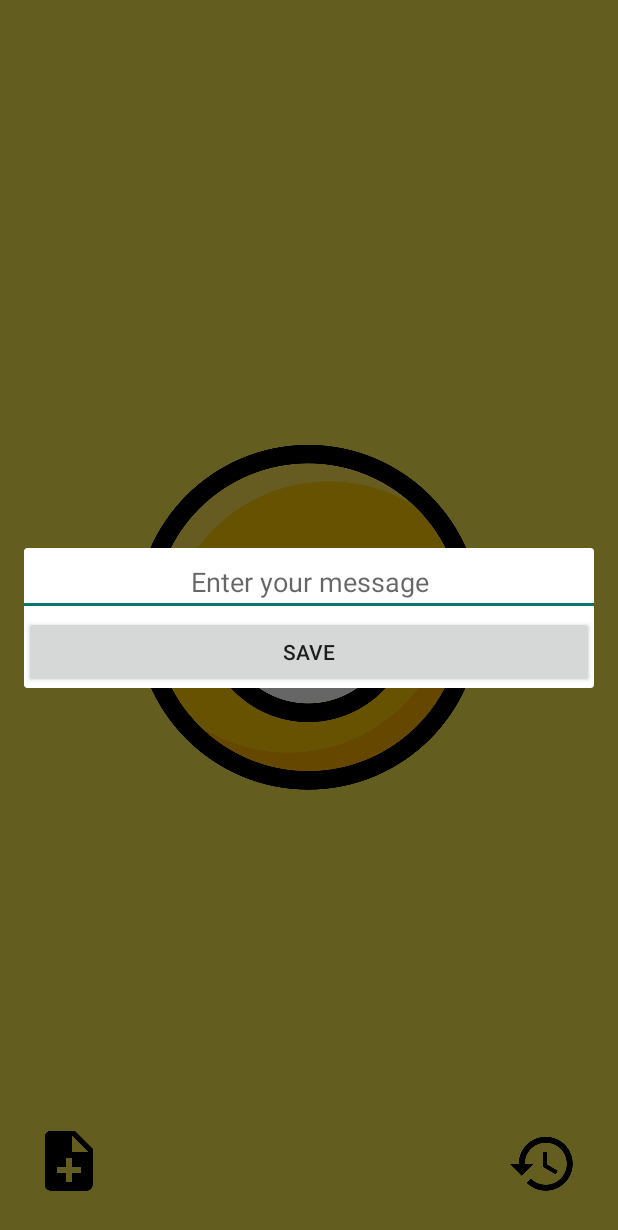
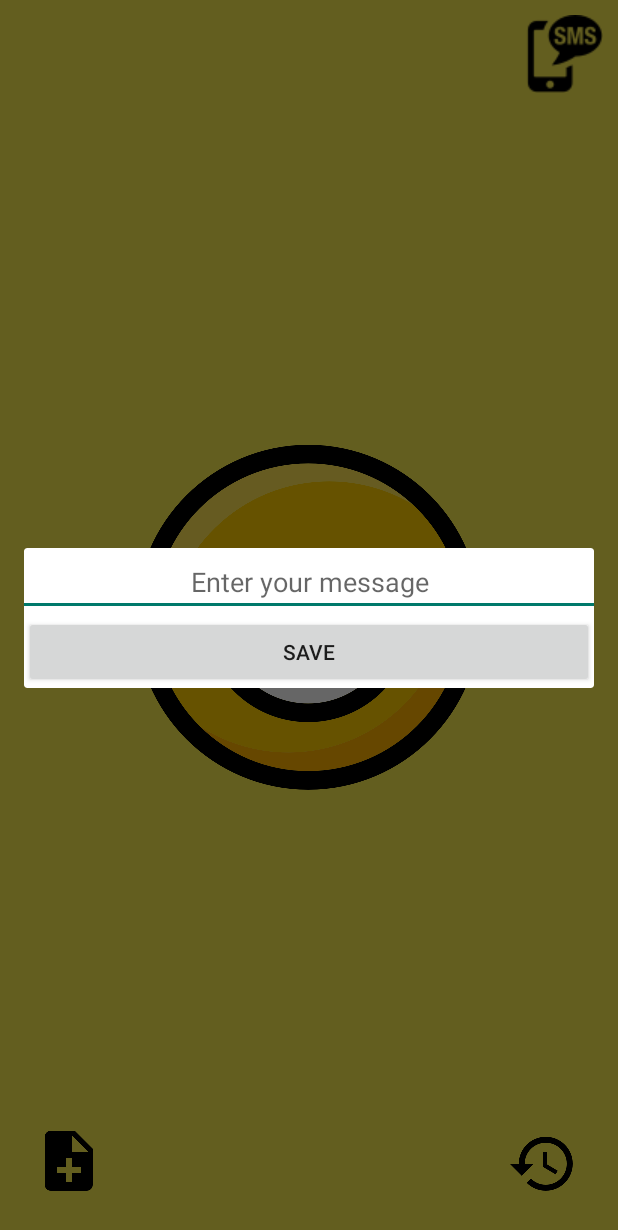
Before and after one commit to sdoublet/MoodTracker, an Android app: the screen it shows after launch (MainActivity), after a tap on an icon or button, on a phone screen of 412 x 824 dp. Shown: the top 1230 px of the screen. Run offline under Robolectric (Android 15) with nearby library versions, the phone set to English and light mode, and no system bars.

Commit message:
add sms dialogfragment and smsmanager in activity and modify manifest

```diff
--- a/app/src/main/res/layout/activity_main.xml
+++ b/app/src/main/res/layout/activity_main.xml
@@ -34,4 +34,14 @@
         android:layout_margin="10dp"
         android:onClick="comment"
         tools:ignore="ContentDescription" />
+
+    <ImageView
+        android:id="@+id/sms_button"
+        android:layout_width="wrap_content"
+        android:layout_height="wrap_content"
+        android:src="@drawable/icons8_sms_52"
+        android:layout_alignParentEnd="true"
+        android:onClick="sms"
+        android:layout_margin="10dp"
+        />
 </RelativeLayout>
--- a/app/src/main/res/values/strings.xml
+++ b/app/src/main/res/values/strings.xml
@@ -3,4 +3,7 @@
     <string name="Save">Save</string>
     <string name="enter_your_message">Enter your message</string>
     <string name="date">date</string>
+    <string name="send_sms">Send sms</string>
+    <string name="enter_your_partner_phone_number">Enter your partner phone number</string>
+    <string name="your_message">Your message</string>
 </resources>
```
Also changed, not shown: app/src/main/AndroidManifest.xml (+5 -5 lines), app/src/main/java/com/example/doubl/moodtracker/controller/MainActivity.java (+20 -1 lines), app/src/main/java/com/example/doubl/moodtracker/view/DialogFragmentSms.java (added, +23 -0 lines), app/src/main/java/com/example/doubl/moodtracker/view/HistoryListAdapter.java (+5 -11 lines), app/src/main/res/layout/row_sms.xml (added, +36 -0 lines), app/src/main/res/drawable/icons8_sms_52.png (added).
